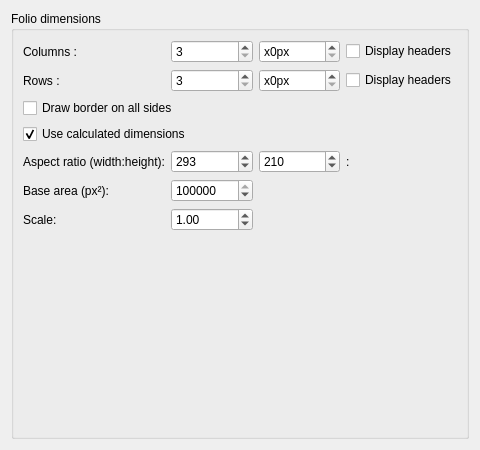
Qt form sources/ui/borderpropertieswidget.ui (EmilOsvoll/qelectrotech-source-mirror) before a commit.
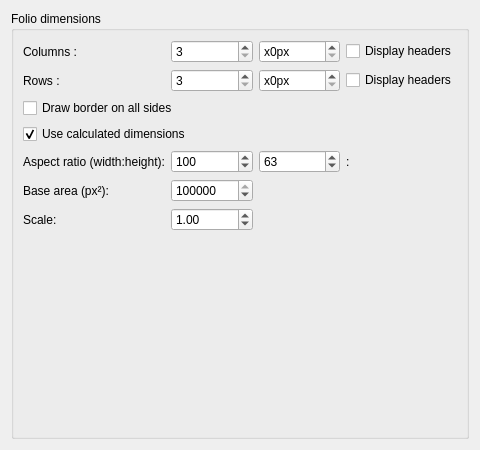
The same form after that commit.

Commit message: draw right row header without overlapping column header

Patch:
```diff
--- a/sources/ui/borderpropertieswidget.ui
+++ b/sources/ui/borderpropertieswidget.ui
@@ -130,7 +130,7 @@
          <number>10000</number>
         </property>
         <property name="value">
-         <number>293</number>
+         <number>100</number>
         </property>
        </widget>
       </item>
@@ -150,7 +150,7 @@
          <number>10000</number>
         </property>
         <property name="value">
-         <number>210</number>
+         <number>63</number>
         </property>
        </widget>
       </item>
```
The commit also changes 2 other files.
